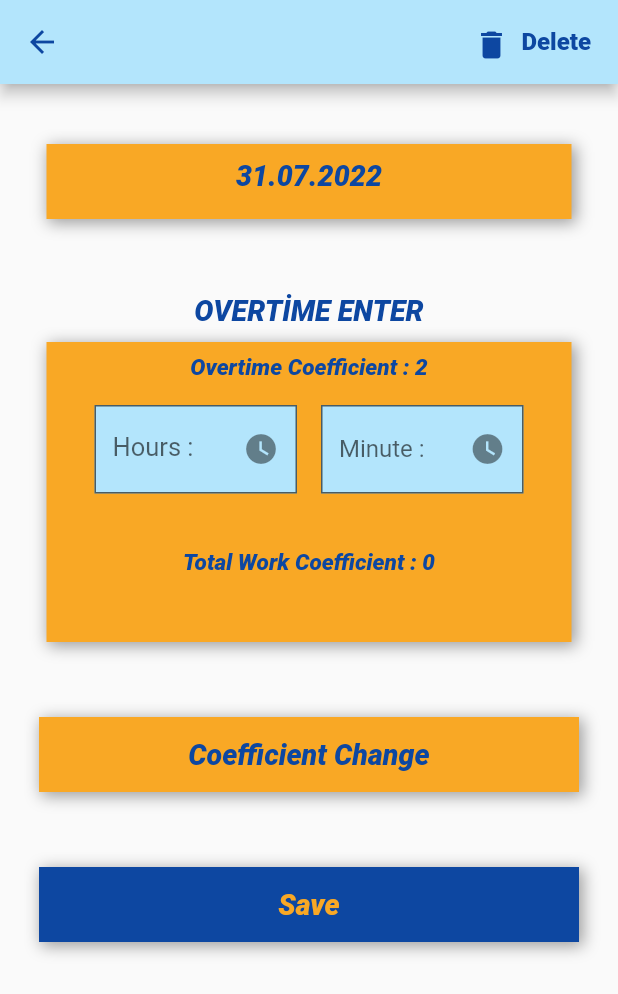
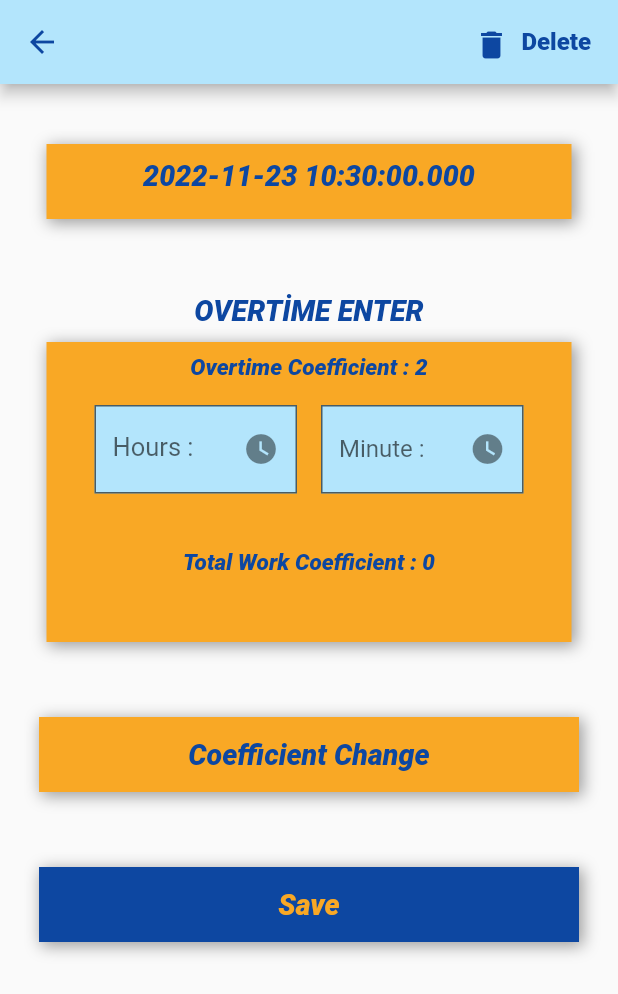
Before and after one commit to zaferbabayigit/overtime_application, a Flutter app: the AddOvertimePage screen opened directly, on a phone screen of 412 x 824 dp. Shown: the top 994 px of the screen. Run offline on Flutter 3.47's test engine with Material 2 defaults, Android fonts, the phone set to English and light mode, and no system bars; our stand-ins replace auto_size_text, table_calendar.

Commit message:
Add Firebase

```diff
--- a/lib/addovertime/add_overtime_page.dart
+++ b/lib/addovertime/add_overtime_page.dart
@@ -4,6 +4,7 @@ import 'package:overtime_application/addovertime/parts/save_button.dart';
 import 'package:overtime_application/addovertime/parts/overtime_text.dart';
 import 'package:overtime_application/addovertime/parts/overtime_login.dart';
 import 'package:overtime_application/addovertime/parts/selected_date.dart';
+import 'package:overtime_application/saveovertime/parts/calendar.dart';
 import 'package:overtime_application/style/color_class.dart';
 
 class AddOvertimePage extends StatefulWidget {
@@ -47,7 +48,9 @@ class _AddOvertimePageState extends State<AddOvertimePage> {
             const SizedBox(
               height: 40,
             ),
-            const SelectedDate(),
+            SelectedDate(
+              selectedDay: selectedDay,
+            ),
             const SizedBox(
               height: 40,
             ),
--- a/lib/addovertime/parts/overtime_login.dart
+++ b/lib/addovertime/parts/overtime_login.dart
@@ -50,6 +50,7 @@ class _OvertimeLoginState extends State<OvertimeLogin> {
                 height: 80,
                 width: 135,
                 child: TextField(
+                  controller: hourscontroller,
                   keyboardType: TextInputType.number,
                   textInputAction: TextInputAction.go,
                   cursorColor: ColorClass.buttoncolor,
@@ -72,6 +73,7 @@ class _OvertimeLoginState extends State<OvertimeLogin> {
                 height: 80,
                 width: 135,
                 child: TextField(
+                  controller: minutecontroller,
                   keyboardType: TextInputType.number,
                   textInputAction: TextInputAction.go,
                   cursorColor: ColorClass.buttoncolor,
@@ -105,3 +107,6 @@ class _OvertimeLoginState extends State<OvertimeLogin> {
     );
   }
 }
+
+final TextEditingController hourscontroller = TextEditingController();
+final TextEditingController minutecontroller = TextEditingController();
--- a/lib/addovertime/parts/selected_date.dart
+++ b/lib/addovertime/parts/selected_date.dart
@@ -1,8 +1,11 @@
 import 'package:flutter/material.dart';
 import 'package:overtime_application/style/color_class.dart';
+import 'package:table_calendar/table_calendar.dart';
 
 class SelectedDate extends StatelessWidget {
-  const SelectedDate({Key? key}) : super(key: key);
+  SelectedDate({Key? key, required this.selectedDay}) : super(key: key);
+
+  final DateTime selectedDay;
 
   @override
   Widget build(BuildContext context) {
@@ -12,10 +15,10 @@ class SelectedDate extends StatelessWidget {
       decoration: BoxDecoration(
         borderRadius: BorderRadius.circular(0),
         color: ColorClass.buttoncolor,
-        boxShadow: const [
+        boxShadow: [
           BoxShadow(
-            color: Colors.black38,
-            offset: Offset(
+            color: ColorClass.shadowcolor,
+            offset: const Offset(
               2.0,
               2.0,
             ),
@@ -26,7 +29,7 @@ class SelectedDate extends StatelessWidget {
       ),
       child: Padding(
         padding: EdgeInsets.all(10.0),
-        child: Text("31.07.2022",
+        child: Text("$selectedDay",
             textAlign: TextAlign.center,
             style: TextStyle(
               fontWeight: FontWeight.w900,
--- a/lib/saveovertime/parts/calendar.dart
+++ b/lib/saveovertime/parts/calendar.dart
@@ -57,3 +57,5 @@ class _CalendarState extends State<Calendar> {
     );
   }
 }
+
+DateTime selectedDay = DateTime.now();
--- a/pubspec.yaml
+++ b/pubspec.yaml
@@ -27,6 +27,7 @@ environment:
 # the latest version available on pub.dev. To see which dependencies have newer
 # versions available, run `flutter pub outdated`.
 dependencies:
+  firebase_auth: ^4.1.3
   flutter:
     sdk: flutter
 
```
Also changed, not shown: pubspec.lock, 7 other files.
